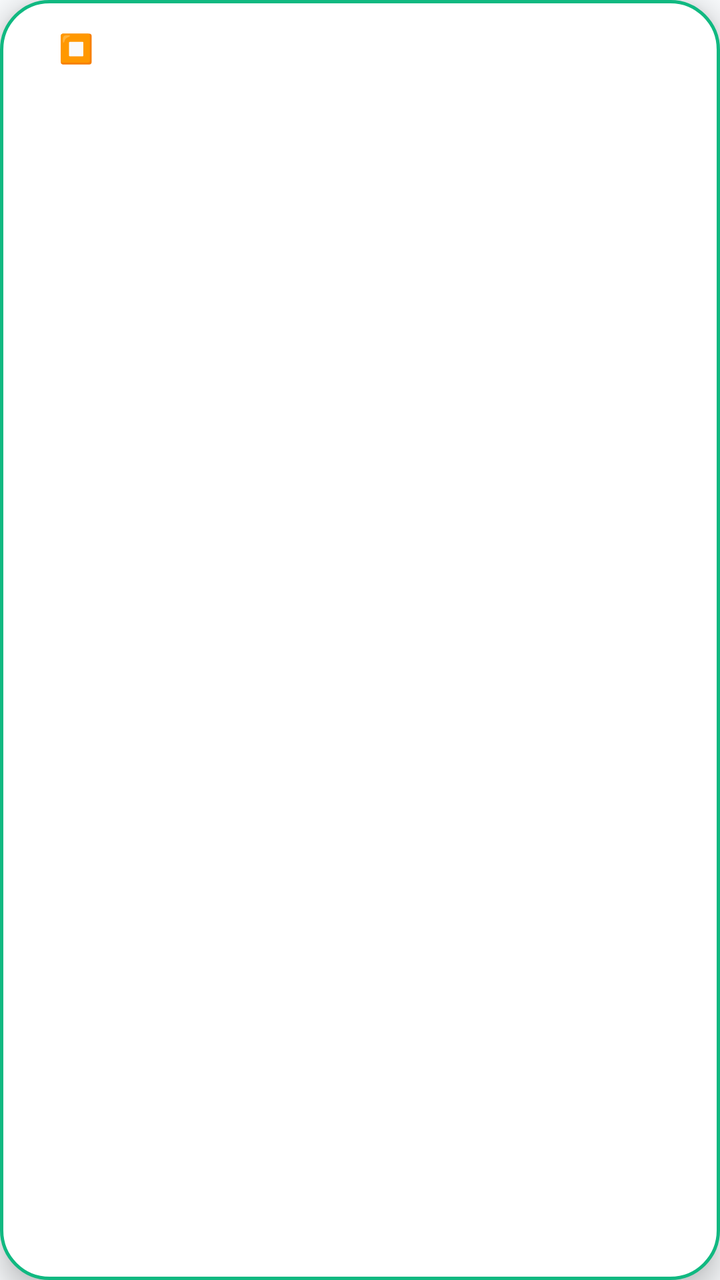
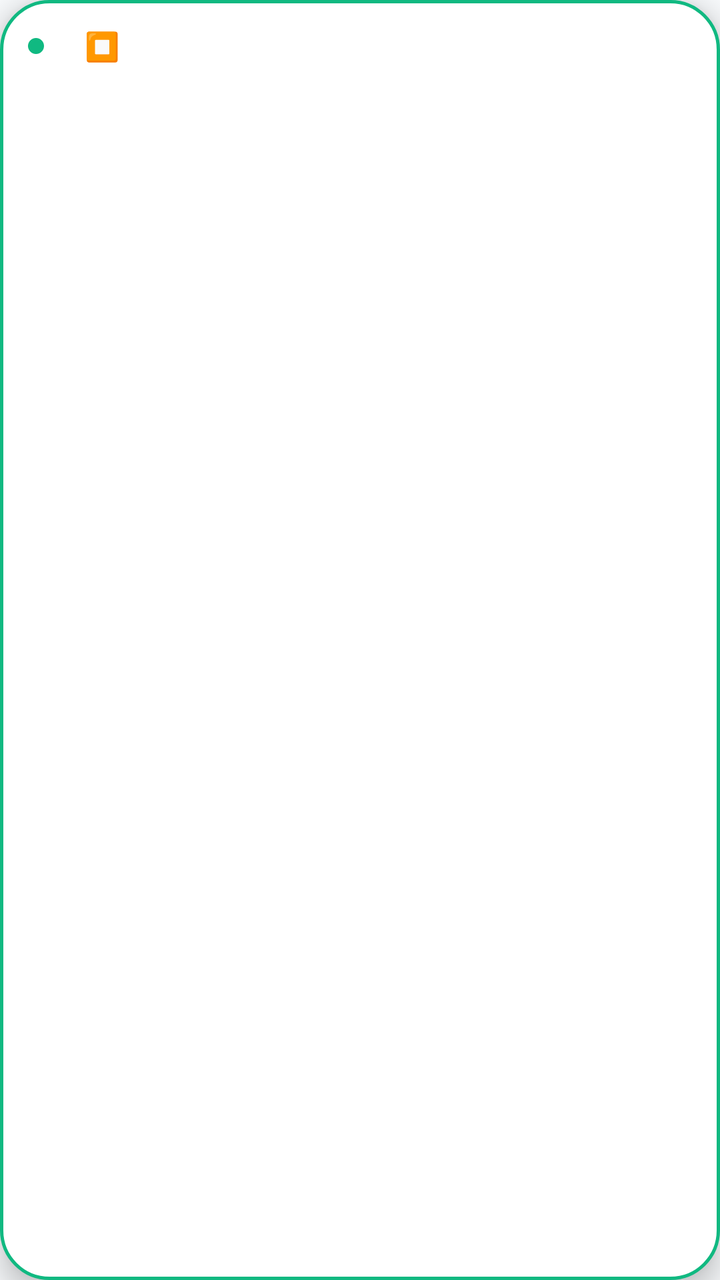

An Android layout rendered at two revisions. The XML below is the earlier revision; the diff shows what the commit changed to produce the second picture.
<!-- AndroidManifest.xml: application theme Theme.SilentExec -->
<!-- res/layout/layout_floating_pill.xml -->
<?xml version="1.0" encoding="utf-8"?>
<LinearLayout xmlns:android="http://schemas.android.com/apk/res/android"
    android:layout_width="wrap_content"
    android:layout_height="wrap_content"
    android:background="@drawable/pill_background"
    android:elevation="8dp"
    android:orientation="vertical"
    android:paddingHorizontal="14dp"
    android:paddingVertical="8dp">

    <LinearLayout
        android:layout_width="wrap_content"
        android:layout_height="wrap_content"
        android:gravity="center_vertical"
        android:orientation="horizontal">

        <TextView
            android:id="@+id/tvPillStatus"
            android:layout_width="wrap_content"
            android:layout_height="wrap_content"
            android:ellipsize="end"
            android:maxWidth="240dp"
            android:maxLines="3"
            android:textColor="@color/text_primary"
            android:textSize="13sp"
            android:textStyle="bold" />

        <Button
            android:id="@+id/btnPillStop"
            style="@style/Widget.Material3.Button.TextButton"
            android:layout_width="32dp"
            android:layout_height="32dp"
            android:layout_marginStart="8dp"
            android:minWidth="0dp"
            android:minHeight="0dp"
            android:padding="0dp"
            android:text="⏹"
            android:textColor="@color/danger_red"
            android:textSize="14sp" />
    </LinearLayout>

    <LinearLayout
        android:id="@+id/llPillConfirmActions"
        android:layout_width="wrap_content"
        android:layout_height="wrap_content"
        android:layout_marginTop="6dp"
        android:gravity="center_vertical"
        android:orientation="horizontal"
        android:visibility="gone">

        <Button
            android:id="@+id/btnPillAllow"
            style="@style/Widget.Material3.Button"
            android:layout_width="wrap_content"
            android:layout_height="34dp"
            android:minWidth="0dp"
            android:minHeight="0dp"
            android:paddingHorizontal="12dp"
            android:paddingVertical="0dp"
            android:text="✓ سماح / Allow"
            android:textSize="12sp" />

        <Button
            android:id="@+id/btnPillDeny"
            style="@style/Widget.Material3.Button.OutlinedButton"
            android:layout_width="wrap_content"
            android:layout_height="34dp"
            android:layout_marginStart="8dp"
            android:minWidth="0dp"
            android:minHeight="0dp"
            android:paddingHorizontal="12dp"
            android:paddingVertical="0dp"
            android:text="✗ رفض / Deny"
            android:textColor="@color/danger_red"
            android:textSize="12sp" />
    </LinearLayout>
</LinearLayout>
<!-- resources referenced by this layout -->
<resources>
  <color name="danger_red">#EF4444</color>
  <color name="text_primary">#0F172A</color>
  <!-- drawable pill_background (drawable) -->
  <?xml version="1.0" encoding="utf-8"?>
  <shape xmlns:android="http://schemas.android.com/apk/res/android"
      android:shape="rectangle">
      <corners android:radius="24dp" />
      <solid android:color="@color/surface_dark" />
      <stroke android:width="1.5dp" android:color="@color/accent_green" />
  </shape>
  <style name="Theme.SilentExec" parent="Theme.Material3.DayNight.NoActionBar">
          <item name="android:windowBackground">@color/bg_dark</item>
          <item name="android:statusBarColor">@color/bg_dark</item>
          <item name="android:navigationBarColor">@color/surface_dark</item>
          <item name="colorPrimary">@color/accent_green</item>
          <item name="colorSecondary">@color/accent_blue</item>
          <item name="colorSurface">@color/surface_dark</item>
          <item name="colorSurfaceVariant">@color/surface_variant</item>
      </style>
  <color name="surface_dark">#FFFFFF</color>
  <color name="accent_green">#10B981</color>
  <color name="bg_dark">#F8FAFC</color>
  <color name="accent_blue">#3B82F6</color>
  <color name="surface_variant">#E2E8F0</color>
</resources>

<!-- the commit's change to res/layout/layout_floating_pill.xml (unified diff, before → after) -->
@@ -14,23 +14,31 @@
         android:gravity="center_vertical"
         android:orientation="horizontal">
 
+        <View
+            android:id="@+id/vPillStatusDot"
+            android:layout_width="8dp"
+            android:layout_height="8dp"
+            android:layout_marginEnd="8dp"
+            android:background="@drawable/badge_active" />
+
         <TextView
             android:id="@+id/tvPillStatus"
             android:layout_width="wrap_content"
             android:layout_height="wrap_content"
             android:ellipsize="end"
-            android:maxWidth="240dp"
-            android:maxLines="3"
+            android:maxWidth="210dp"
+            android:maxLines="1"
+            android:singleLine="true"
             android:textColor="@color/text_primary"
-            android:textSize="13sp"
+            android:textSize="12.5sp"
             android:textStyle="bold" />
 
         <Button
             android:id="@+id/btnPillStop"
             style="@style/Widget.Material3.Button.TextButton"
-            android:layout_width="32dp"
-            android:layout_height="32dp"
-            android:layout_marginStart="8dp"
+            android:layout_width="30dp"
+            android:layout_height="30dp"
+            android:layout_marginStart="6dp"
             android:minWidth="0dp"
             android:minHeight="0dp"
             android:padding="0dp"
<!-- resource entries referenced after the edit -->
@@ -2,6 +2,13 @@
 <resources>
   <color name="danger_red">#EF4444</color>
   <color name="text_primary">#0F172A</color>
+  <!-- drawable badge_active (drawable) -->
+  <?xml version="1.0" encoding="utf-8"?>
+  <shape xmlns:android="http://schemas.android.com/apk/res/android"
+      android:shape="rectangle">
+      <corners android:radius="12dp" />
+      <solid android:color="@color/accent_green" />
+  </shape>
   <!-- drawable pill_background (drawable) -->
   <?xml version="1.0" encoding="utf-8"?>
   <shape xmlns:android="http://schemas.android.com/apk/res/android"
